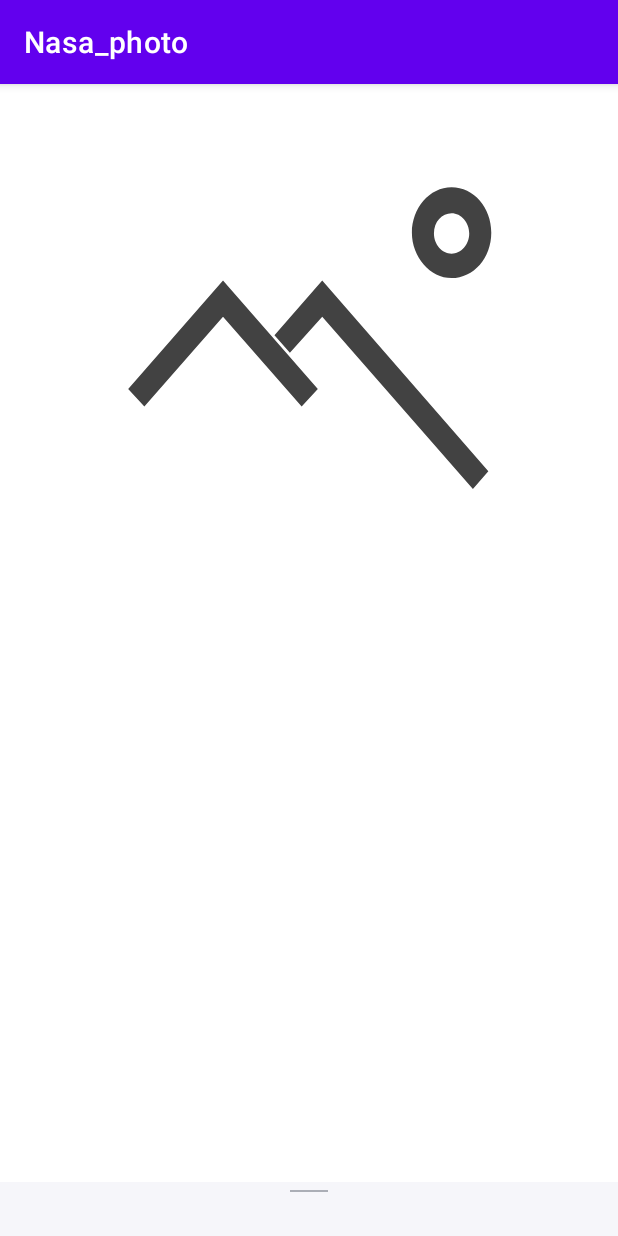
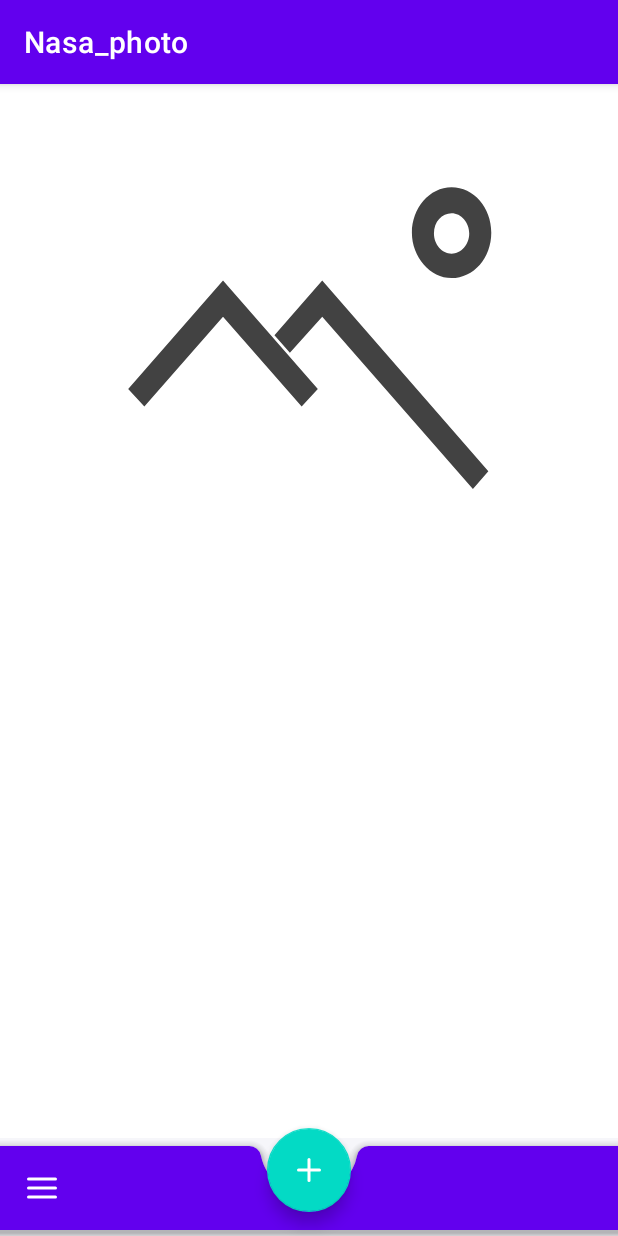
Before and after one commit to lbuckl/Nasa_photo, an Android app: the screen it shows after launch (MainActivity), on a phone screen of 412 x 824 dp. Run offline under Robolectric (Android 15) with nearby library versions, the phone set to English and light mode, and no system bars; pictures from the network do not load.

Commit message:
Lesson 1:Добавил BottomBar + FAB и прикрепил его к bottom_sheet

```diff
--- /dev/null
+++ b/app/src/main/res/drawable/ic_hamburger_menu_bottom_bar.xml
@@ -0,0 +1,27 @@
+<vector xmlns:android="http://schemas.android.com/apk/res/android"
+    android:width="24dp"
+    android:height="24dp"
+    android:viewportWidth="24"
+    android:viewportHeight="24">
+    <path
+        android:fillColor="#FFFFFF"
+        android:pathData="M3,12L21,12"
+        android:strokeWidth="2"
+        android:strokeColor="#FFFFFF"
+        android:strokeLineCap="round"
+        android:strokeLineJoin="round" />
+    <path
+        android:fillColor="#FFFFFF"
+        android:pathData="M3,6L21,6"
+        android:strokeWidth="2"
+        android:strokeColor="#FFFFFF"
+        android:strokeLineCap="round"
+        android:strokeLineJoin="round" />
+    <path
+        android:fillColor="#FFFFFF"
+        android:pathData="M3,18L21,18"
+        android:strokeWidth="2"
+        android:strokeColor="#FFFFFF"
+        android:strokeLineCap="round"
+        android:strokeLineJoin="round" />
+</vector>
--- /dev/null
+++ b/app/src/main/res/drawable/ic_plus_fab.xml
@@ -0,0 +1,20 @@
+<vector xmlns:android="http://schemas.android.com/apk/res/android"
+    android:width="24dp"
+    android:height="24dp"
+    android:viewportWidth="24"
+    android:viewportHeight="24">
+    <path
+        android:fillColor="#FFFFFF"
+        android:pathData="M12,5L12,19"
+        android:strokeWidth="2"
+        android:strokeColor="#FFFFFF"
+        android:strokeLineCap="round"
+        android:strokeLineJoin="round" />
+    <path
+        android:fillColor="#FFFFFF"
+        android:pathData="M5,12L19,12"
+        android:strokeWidth="2"
+        android:strokeColor="#FFFFFF"
+        android:strokeLineCap="round"
+        android:strokeLineJoin="round" />
+</vector>
--- a/app/src/main/res/layout/bottom_sheet_layout.xml
+++ b/app/src/main/res/layout/bottom_sheet_layout.xml
@@ -8,7 +8,7 @@
     android:layout_height="match_parent"
     android:background="#f6f6fa"
     app:behavior_hideable="false"
-    app:behavior_peekHeight="36dp"
+    app:behavior_peekHeight="65dp"
     app:layout_behavior="com.google.android.material.bottomsheet.BottomSheetBehavior">
         <View
         android:id="@+id/bottomSheetLine"
@@ -19,11 +19,12 @@
         app:layout_constraintEnd_toEndOf="parent"
         app:layout_constraintStart_toStartOf="parent"
         app:layout_constraintTop_toTopOf="parent" />
-        <TextView
+
+    <TextView
         android:id="@+id/bottomSheetDescriptionHeader"
         android:layout_width="wrap_content"
         android:layout_height="wrap_content"
-        android:layout_marginTop="5dp"
+        android:layout_marginTop="64dp"
         android:paddingStart="10dp"
         android:paddingEnd="10dp"
         android:textColor="#000"
--- a/app/src/main/res/layout/fragment_picture_of_the_day.xml
+++ b/app/src/main/res/layout/fragment_picture_of_the_day.xml
@@ -47,5 +47,26 @@
         </androidx.constraintlayout.widget.ConstraintLayout>
     </androidx.core.widget.NestedScrollView>
 
-    <include layout="@layout/bottom_sheet_layout" />
+    <include layout="@layout/bottom_sheet_layout"/>
+
+    <com.google.android.material.bottomappbar.BottomAppBar
+        android:id="@+id/bottom_app_bar"
+        android:layout_width="match_parent"
+        android:layout_height="wrap_content"
+        android:layout_gravity="bottom"
+        app:layout_anchor="@id/bottomSheetLine"
+        app:layout_anchorGravity="top|end"
+        app:backgroundTint="@color/design_default_color_primary"
+        app:fabAlignmentMode="center"
+        app:navigationIcon="@drawable/ic_hamburger_menu_bottom_bar"/>
+
+    <com.google.android.material.floatingactionbutton.FloatingActionButton
+        android:id="@+id/fab"
+        android:layout_width="wrap_content"
+        android:layout_height="wrap_content"
+        android:backgroundTint="@color/teal_200"
+        app:layout_anchor="@id/bottom_app_bar"
+        app:srcCompat="@drawable/ic_plus_fab"
+        app:tint="#FFFFFF" />
+
 </androidx.coordinatorlayout.widget.CoordinatorLayout>
```
Also changed, not shown: app/src/main/res/values/themes.xml (line endings or trailing spaces).
